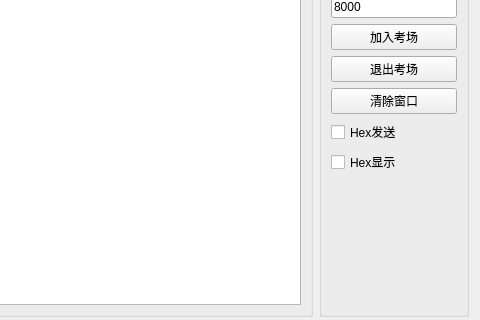
First picture: the form in TCP_part/TCPClient.ui, repository MRcao1001/Ddecode-QT-TCP-customWidget-MVD-MVC-MVVM-, before the edit; both pictures show x 411 to 891 and y 120 to 440 of the 891 by 563 pixel window.
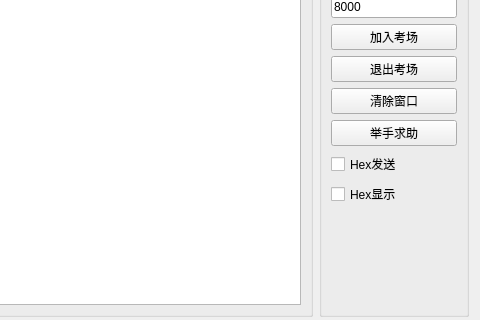
Second picture: the form after the edit.

```diff
--- a/TCP_part/TCPClient.ui
+++ b/TCP_part/TCPClient.ui
@@ -109,6 +109,13 @@
           </item>
          </layout>
         </item>
+        <item>
+         <widget class="QPushButton" name="GetHelp">
+          <property name="text">
+           <string>举手求助</string>
+          </property>
+         </widget>
+        </item>
         <item>
          <widget class="QCheckBox" name="ckbHexSend">
           <property name="text">
```
